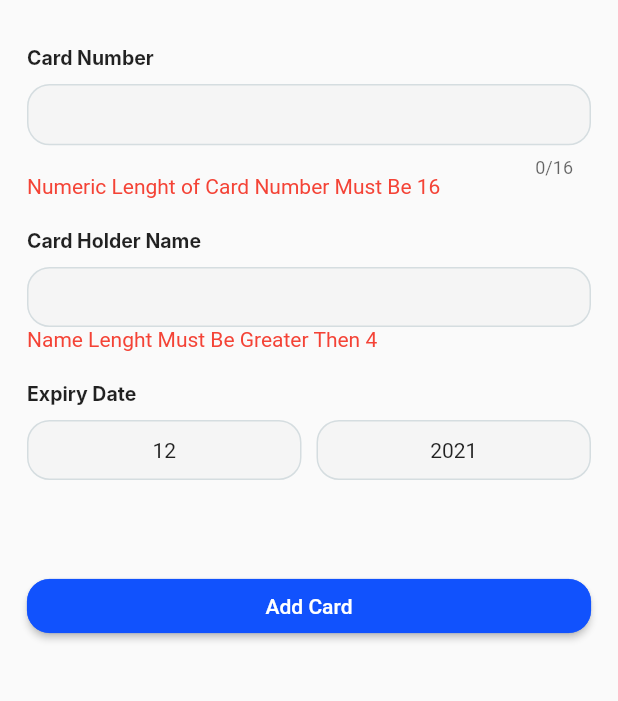
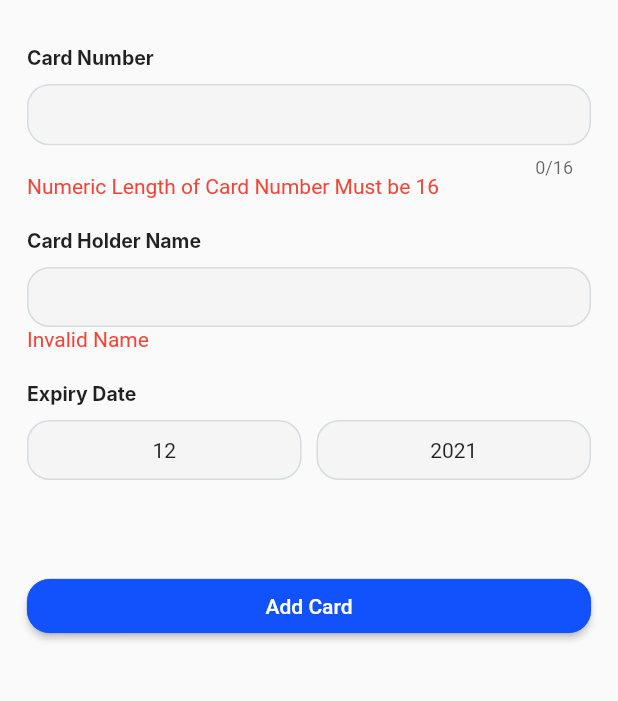
Before and after one commit to muhammaduzair-hub/blue_taxi, a Flutter app: the AddCardView screen opened directly, after a tap on "Add Card", on a phone screen of 412 x 824 dp, the part 84-785 px from its top. Run offline on Flutter 3.47's test engine with Material 2 defaults, Android fonts, the phone set to English and light mode, and no system bars; our stand-ins replace cloud_firestore, cloud_functions, date_format, email_validator, firebase_auth, firebase_core and 11 more; missing offline and left inert: enum_to_string, flutter_dialpad, group_list_view, splash_screen_view; accounts and stored records are empty; Roboto replaces fonts that are missing (Inter).

Commit message:
#137804, #137807, #137811, #137823, #137825, #137844, #137856, #137911

```diff
--- a/lib/constants/strings.dart
+++ b/lib/constants/strings.dart
@@ -28,8 +28,8 @@ const String submit="Submit";
 const String terms_cond="Terms & Conditions";
 const String terms_cond2="TAXI CUSTOMER TERMS & CONDITIONS";
 const String terms_code3="IMPORTANT";
-const String terms_code4="THESE TERMS AND CONDITIONS (“Conditions”) DEFINE THE BASIS UPON WHICH GETT WILL PROVIDE YOU WITH ACCESS TO THE GETT MOBILE APPLICATION PLATFORM, PURSUANT TO WHICH YOU WILL BE ABLE TO REQUEST CERTAIN TRANSPORTATION SERVICES FROM THIRD PARTY DRIVERS BY PLACING ORDERS THROUGH GETT’S MOBILE APPLICATION PLATFORM. THESE CONDITIONS (TOGETHER WITH THE DOCUMENTS REFERRED TO HEREIN) SET OUT THE TERMS OF USE ON WHICH YOU MAY, AS A CUSTOMER, USE THE APP AND REQUEST TRANSPORTATION SERVICES. BY USING THE APP AND TICKING THE ACCEPTANCE BOX, YOU INDICATE THAT YOU ACCEPT THESE TERMS OF USE WHICH APPLY, AMONG OTHER THINGS, TO ALL SERVICES HEREINUNDER TO BE RENDERED TO OR BY YOU VIA THE APP WITHIN THE UK AND THAT YOU AGREE TO ABIDE BY THEM. USE THE APP AND REQUEST TRANSPORTATION SERVICES. BY USING THE APP AND TICKING THE ACCEPTANCE BOX, YOU INDICATE THAT YOU ACCEPT THESE TERMS OF USE WHICH APPLY, AMONG OTHER THINGS, TO ALL SERVICES HEREINUNDER TO BE RENDERED TO OR BY YOU VIA THE APP WITHIN THE UK AND THAT YOU AGREE TO ABIDE BY THEM.";
-const LabelNotiication = "Notificatoin";
+const String terms_code4="THESE TERMS AND CONDITIONS (“Conditions”) DEFINE THE BASIS UPON WHICH GET WILL PROVIDE YOU WITH ACCESS TO THE  GET MOBILE APPLICATION PLATFORM, PURSUANT TO WHICH YOU WILL BE ABLE TO REQUEST CERTAIN TRANSPORTATION SERVICES FROM THIRD PARTY DRIVERS BY PLACING ORDERS THROUGH GETT’S MOBILE APPLICATION PLATFORM. THESE CONDITIONS (TOGETHER WITH THE DOCUMENTS REFERRED TO HEREIN) SET OUT THE TERMS OF USE ON WHICH YOU MAY, AS A CUSTOMER, USE THE APP AND REQUEST TRANSPORTATION SERVICES. BY USING THE APP AND TICKING THE ACCEPTANCE BOX, YOU INDICATE THAT YOU ACCEPT THESE TERMS OF USE WHICH APPLY, AMONG OTHER THINGS, TO ALL SERVICES HEREINUNDER TO BE RENDERED TO OR BY YOU VIA THE APP WITHIN THE UK AND THAT YOU AGREE TO ABIDE BY THEM. USE THE APP AND REQUEST TRANSPORTATION SERVICES. BY USING THE APP AND TICKING THE ACCEPTANCE BOX, YOU INDICATE THAT YOU ACCEPT THESE TERMS OF USE WHICH APPLY, AMONG OTHER THINGS, TO ALL SERVICES HEREINUNDER TO BE RENDERED TO OR BY YOU VIA THE APP WITHIN THE UK AND THAT YOU AGREE TO ABIDE BY THEM.";
+const LabelNotiication = "Notification";
 const LabelDeleteAccount = "Logout";
 const LabelForRecievingDriverMessage = "For receiving driver message";
 const LabelDriverDetail = 'Driver Detail';
@@ -59,9 +59,9 @@ const String LabelCardNumber = "Card Number";
 const String LabelCardHolderName= "Card Holder Name";
 const String LabelExpDate = "Expiry Date";
  const String LabelCardIsAdded = "Card Is Added";
- const String LabelLenghtMustBeSixteen = "Numeric Lenght of Card Number Must Be 16";
+ const String LabelLenghtMustBeSixteen = "Numeric Length of Card Number Must be 16";
  const String LabelTryAgain = "Please Try Again";
- const String LabelInvalidName = "Name Lenght Must Be Greater Then 4";
+ const String LabelInvalidName = "Invalid Name";
  String labelNameError='Please enter a valid Name';
  String labelEmailError="Please enter a valid Email";
  String labelPhoneNoError="Mobile number must be only digits of length 11";
--- a/lib/ui/views/adress_selection_view.dart
+++ b/lib/ui/views/adress_selection_view.dart
@@ -79,7 +79,6 @@ class AdressSelectionView extends StatelessWidget {
                   ),
 
                   //bottom sheets
-                  ///Todo
                   // if(model.busy) Align(alignment: Alignment.center,child: CircularProgressIndicator(),)
                   // else
                     if(model.state==LabelSelectAdress)selectAdressBottomSheet(model)
--- a/lib/viewmodels/views/add_card_view_model.dart
+++ b/lib/viewmodels/views/add_card_view_model.dart
@@ -33,9 +33,8 @@ class AddCardViewModel extends BaseModel{
 
   addCard(BuildContext context) async{
     cardValidator =  validateCardNumber(cardNumberController.text);
-    holderValidator = cardHolderController.text.length>4?true:false;
+    holderValidator = validateName(cardHolderController.text);
     setBusy(false);
-    print(holderValidator?"=========================true":"============================false");
     if(cardValidator && holderValidator&& selectedDate!=null)
     {
       setBusy(true);
@@ -81,6 +80,25 @@ class AddCardViewModel extends BaseModel{
     return ans;
   }
 
+  bool validateName(String value){
+    bool ans;
+    String pattern = r'^[a-zA-Z][[a-zA-Z\s]+[a-zA-Z]]*$';
+    RegExp regExp = new RegExp(pattern);
+    if (value.length == 0) {
+      ans= false;
+    }
+    else if (!regExp.hasMatch(value)) {
+      ans= false;
+    }
+    else {
+      ans = true;
+    }
+
+    setBusy(false);
+    return ans;
+  }
+
+
   monthPicker(BuildContext context){
     showMonthPicker(
       context: context,
--- a/lib/viewmodels/views/my_profile_view_model.dart
+++ b/lib/viewmodels/views/my_profile_view_model.dart
@@ -22,4 +22,9 @@ class MyProfileViewModel extends BaseModel{
     setBusy(false);
   }
 
+  Future userSignOutFromSqflite() async{
+    await _repo.localApi.signOut();
+  }
+
+
 }
--- a/pubspec.yaml
+++ b/pubspec.yaml
@@ -14,7 +14,7 @@ description: Blue Taxi user & driver app project.
 version: 1.0.0+1
 
 environment:
-  sdk: 2.14.4
+  sdk: 2.15.0
 
 dependencies:
   cloud_firestore: ^3.0.0
```
Also changed, not shown: lib/data/local/local_db/user_database.dart (+6 -4 lines), lib/ui/views/arriving_screen_view.dart (+12 -3 lines), lib/ui/views/my_profile_view.dart (+6 -5 lines), pubspec.lock, 2 other files.
